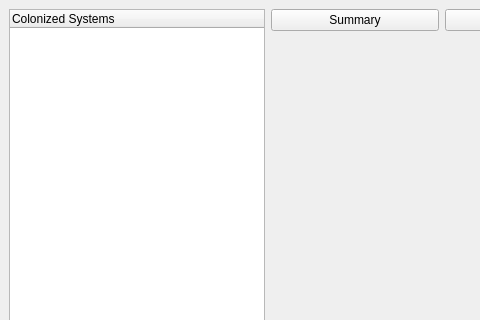
Above: Mercury/ColoniesWindow.ui from appcrashwin7/Mercury before the change; both pictures show x 0 to 480 and y 0 to 320 of the 1142 by 706 pixel window. Below: the same form after it.
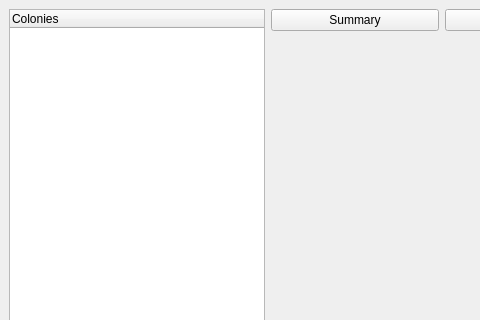
That is the form after the change.

Commit message: add resetData() to colonies window

What changed in the file:
```diff
--- a/Mercury/ColoniesWindow.ui
+++ b/Mercury/ColoniesWindow.ui
@@ -76,7 +76,7 @@
      </property>
      <column>
       <property name="text">
-       <string>Colonized Systems</string>
+       <string>Colonies</string>
       </property>
      </column>
     </widget>
```
The commit also changes 7 other files.
